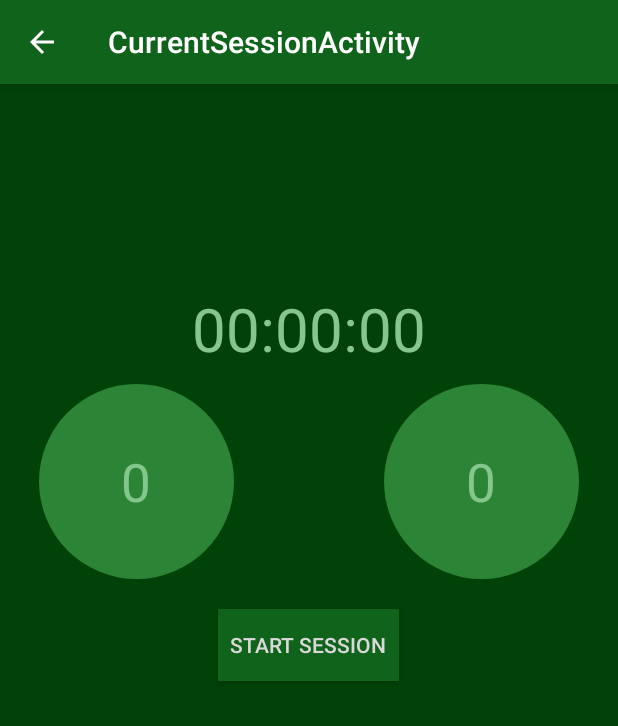
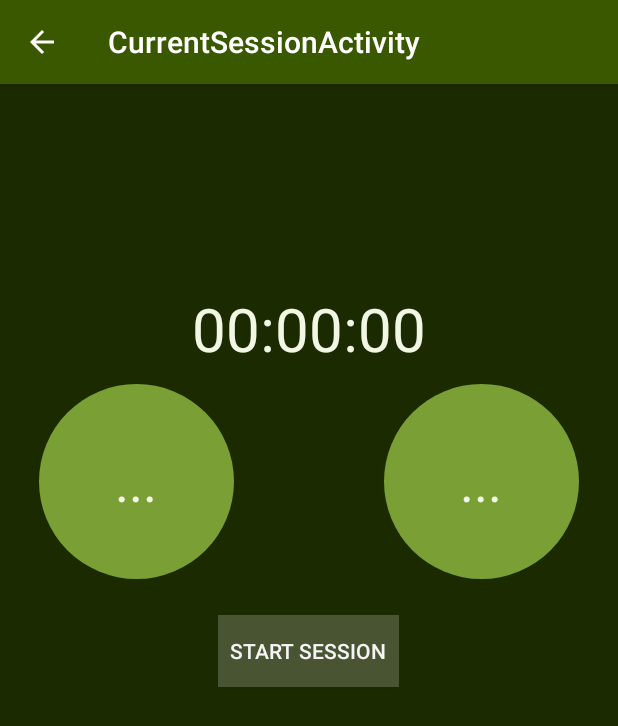
Before and after one commit to 390Errday/390MB, an Android app: the CurrentSessionActivity screen opened directly, with no data from a screen before it, on a phone screen of 412 x 824 dp. Shown: the top 726 px of the screen. Run offline under Robolectric (Android 15) with nearby library versions, the phone set to English and light mode, and no system bars; 3 statements that could not run were skipped.

Commit message:
minor changes

```diff
--- a/Final/bioflix/app/src/main/AndroidManifest.xml
+++ b/Final/bioflix/app/src/main/AndroidManifest.xml
@@ -34,7 +34,8 @@
             android:name=".CurrentSessionActivity"
             android:label="@string/title_activity_current_session"
             android:parentActivityName=".MainActivity"
-            android:theme="@style/AppTheme.NoActionBar" >
+            android:theme="@style/AppTheme.NoActionBar"
+            android:screenOrientation="portrait" >
             <meta-data
                 android:name="android.support.PARENT_ACTIVITY"
                 android:value="com.ryanarifswana.bioflix.MainActivity" />
--- a/Final/bioflix/app/src/main/java/com/ryanarifswana/bioflix/MSBandService.java
+++ b/Final/bioflix/app/src/main/java/com/ryanarifswana/bioflix/MSBandService.java
@@ -190,7 +190,6 @@ public class MSBandService extends Service {
         @Override
         public void onBandHeartRateChanged(final BandHeartRateEvent event) {
             if (event != null) {
-                Log.d("HR Tick", "" + event.getTimestamp());
                 hrBundle.clear();
                 hrBundle.putInt(BUNDLE_HR_HR, event.getHeartRate());
                 hrBundle.putString(BUNDLE_HR_QUALITY, event.getQuality().toString());
@@ -204,7 +203,6 @@ public class MSBandService extends Service {
         @Override
         public void onBandGsrChanged(final BandGsrEvent event) {
             if (event != null) {
-                Log.d("GSR Tick", "" + event.getTimestamp());
                 gsrBundle.clear();
                 gsrBundle.putInt(BUNDLE_GSR_RESISTANCE, event.getResistance());
                 resultReceiver.send(MSG_GSR_TICK, gsrBundle);
--- a/Final/bioflix/app/src/main/java/com/ryanarifswana/bioflix/MainActivity.java
+++ b/Final/bioflix/app/src/main/java/com/ryanarifswana/bioflix/MainActivity.java
@@ -63,9 +63,6 @@ public class MainActivity extends AppCompatActivity {
         setSupportActionBar((Toolbar) findViewById(R.id.toolbar));
         setFloatingActionButton();
         setMovieRecyclerView();
-        Log.e("currentThreadTimeMillis", "" + SystemClock.currentThreadTimeMillis());
-        Log.e("elapsedRealtime", ""+SystemClock.elapsedRealtime());
-        Log.e("System.curr", ""+System.currentTimeMillis());
     }
 
     @Override
@@ -103,7 +100,6 @@ public class MainActivity extends AppCompatActivity {
         fab.setOnClickListener(new View.OnClickListener() {
             @Override
             public void onClick(View view) {
-                Log.d("fab:", "fab clicked!");
                 startNewSessionActivity();
             }
         });
--- a/Final/bioflix/app/src/main/res/layout/content_current_session.xml
+++ b/Final/bioflix/app/src/main/res/layout/content_current_session.xml
@@ -55,7 +55,8 @@
                 android:layout_width="wrap_content"
                 android:layout_height="wrap_content"
                 android:layout_alignParentStart="true"
-                android:layout_marginLeft="10dp">
+                android:layout_marginLeft="10dp"
+                android:outlineProvider="background">
 
                 <View android:layout_width="130dp"
                     android:layout_height="130dp"
@@ -64,20 +65,23 @@
                     android:autoText="false"
                     android:id="@+id/circleHr"
                     android:focusable="false"
-                    android:contextClickable="false" />
+                    android:contextClickable="false"
+                    android:focusableInTouchMode="false" />
 
                 <TextView
                     android:layout_width="fill_parent"
                     android:layout_height="wrap_content"
-                    android:textAppearance="?android:attr/textAppearanceLarge"
-                    android:text="0"
+                    android:text="..."
                     android:id="@+id/hrText"
                     android:textColor="@color/colorPrimaryLightest"
-                    android:phoneNumber="true"
                     android:textSize="35dp"
                     android:layout_gravity="center"
                     android:textAlignment="center"
-                    android:singleLine="false" />
+                    android:singleLine="true"
+                    android:layout_margin="10dp"
+                    android:elegantTextHeight="false"
+                    android:enabled="false" />
+
             </FrameLayout>
 
             <FrameLayout
@@ -98,20 +102,30 @@
                 <TextView
                     android:layout_width="fill_parent"
                     android:layout_height="wrap_content"
-                    android:text="0"
+                    android:text="..."
                     android:id="@+id/gsrText"
-                    android:textAppearance="?android:attr/textAppearanceLarge"
                     android:textColor="@color/colorPrimaryLightest"
                     android:textSize="35dp"
                     android:layout_gravity="center"
                     android:textAlignment="center"
-                    android:allowUndo="false" />
+                    android:singleLine="true" />
 
             </FrameLayout>
 
         </RelativeLayout>
 
     </LinearLayout>
+
+    <TextView
+        android:layout_width="wrap_content"
+        android:layout_height="wrap_content"
+        android:textAppearance="?android:attr/textAppearanceLarge"
+        android:text="Warning"
+        android:id="@+id/warningText"
+        android:layout_centerHorizontal="true"
+        android:layout_below="@+id/linearLayout"
+        android:textColor="@color/colorAccentLightest"
+        android:textSize="16sp" />
 
     <Button
         android:layout_width="wrap_content"
@@ -120,12 +134,13 @@
         android:id="@+id/startButton"
         android:onClick="startButton"
         android:layout_gravity="center_horizontal"
-        android:background="@color/colorPrimaryDark"
-        android:textColor="@color/colorWhiteLightest"
+        android:background="@color/ripple_material_dark"
+        android:textColor="@color/primary_material_light"
         android:paddingLeft="8dp"
         android:paddingRight="8dp"
-        android:layout_below="@+id/linearLayout"
+        android:layout_below="@+id/warningText"
         android:layout_centerHorizontal="true"
-        android:layout_marginTop="20dp" />
+        android:layout_marginTop="2dp"
+        android:clickable="false" />
 
 </RelativeLayout>
--- a/Final/bioflix/app/src/main/res/layout/content_main.xml
+++ b/Final/bioflix/app/src/main/res/layout/content_main.xml
@@ -15,7 +15,8 @@
         android:layout_alignParentTop="true"
         android:layout_alignParentStart="true"
         android:paddingTop="8dp"
-        android:paddingBottom="8dp" />
+        android:paddingBottom="8dp"
+        android:background="@color/colorPrimaryLightest" />
     <TextView
         android:id="@+id/empty_recycler"
         android:layout_width="match_parent"
--- a/Final/bioflix/app/src/main/res/layout/content_new_session.xml
+++ b/Final/bioflix/app/src/main/res/layout/content_new_session.xml
@@ -8,7 +8,8 @@
     android:paddingBottom="@dimen/activity_vertical_margin"
     app:layout_behavior="@string/appbar_scrolling_view_behavior"
     tools:showIn="@layout/activity_new_session"
-    tools:context="com.ryanarifswana.bioflix.NewSessionActivity">
+    tools:context="com.ryanarifswana.bioflix.NewSessionActivity"
+    android:background="@color/colorPrimaryLightest">
 
     <EditText
         android:layout_width="wrap_content"
--- a/Final/bioflix/app/src/main/res/values/colors.xml
+++ b/Final/bioflix/app/src/main/res/values/colors.xml
@@ -1,22 +1,30 @@
 <?xml version="1.0" encoding="utf-8"?>
 <resources>
-    <color name="colorPrimary">#2C8437</color>
-    <color name="colorPrimaryDarkest">#004208</color>
-    <color name="colorPrimaryDark">#10631A</color>
-    <color name="colorPrimaryLight">#52A55C</color>
-    <color name="colorPrimaryLightest">#84C68C</color>
 
-    <color name="colorAccent">#AA3F39</color>
-    <color name="colorAccentDark">#801A15</color>
-    <color name="colorAccentLight">#FFAEAA</color>
+    <color name="colorPrimaryLightest">#F1F7E4</color>
+    <color name="colorPrimaryLight">#CDE69A</color>
+    <color name="colorPrimary">#7A9F35</color>
+    <color name="colorPrimaryDark">#3A5800</color>
+    <color name="colorPrimaryDarkest">#1C2A00</color>
 
-    <color name="colorAccent2">#AA6E39</color>
-    <color name="colorAccent2Dark">#D49C6A</color>
-    <color name="colorAccent2Light">#804715</color>
 
-    <color name="colorAccent3">#8B2E5F</color>
-    <color name="colorAccent3Dark">#68113F</color>
-    <color name="colorAccent3Light">#AD5784</color>
+    <color name="colorAccentLightest">#D0CAD9</color>
+    <color name="colorAccentLight">#8A75A7</color>
+    <color name="colorAccent">#4B2D73</color>
+    <color name="colorAccentDark">#1E0540</color>
+    <color name="colorAccentDarkest">#0E011F</color>
+
+    <color name="colorAccent2Lightest">#FFF1EB</color>
+    <color name="colorAccent2Light">#F6BCA5</color>
+    <color name="colorAccent2">#AA5939</color>
+    <color name="colorAccent2Dark">#5E1B00</color>
+    <color name="colorAccent2Darkest">#2D0D00</color>
+
+    <color name="colorAccent3Lightest">#E8D6E0</color>
+    <color name="colorAccent3Light">#C585A9</color>
+    <color name="colorAccent3">#882D60</color>
+    <color name="colorAccent3Dark">#4B002A</color>
+    <color name="colorAccent3Darkest">#240014</color>
 
     <color name="colorWhite">#FFFF</color>
     <color name="colorWhiteDark">#696969</color>
```
Also changed, not shown: Final/bioflix/app/src/main/java/com/ryanarifswana/bioflix/CurrentSessionActivity.java (+52 -13 lines).
